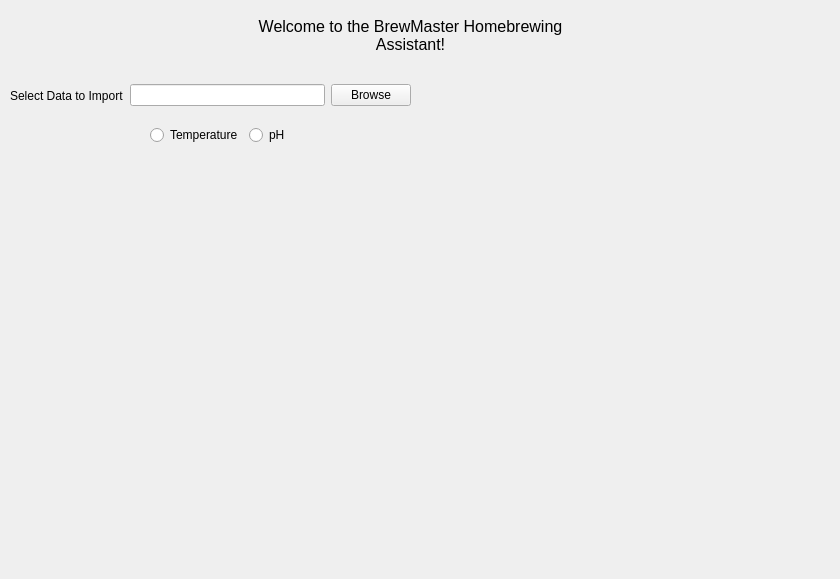
The window that gui/mainWindow.ui (colingibbons/Senior-Project) describes before a commit, drawn with Qt 5.
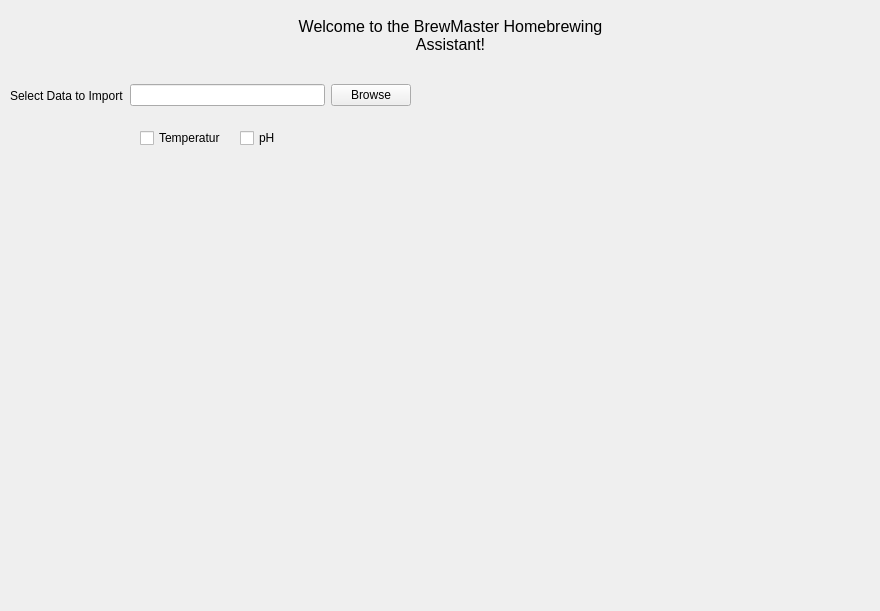
The same window after the commit. Custom widgets are drawn as their Qt base class.

Commit message: Graphs are loading and switching, geometry is a little funky, working on that

The edit to the form file:
```diff
--- a/gui/mainWindow.ui
+++ b/gui/mainWindow.ui
@@ -6,8 +6,8 @@
    <rect>
     <x>0</x>
     <y>0</y>
-    <width>840</width>
-    <height>579</height>
+    <width>880</width>
+    <height>611</height>
    </rect>
   </property>
   <property name="windowTitle">
@@ -17,7 +17,7 @@
    <widget class="QLabel" name="label">
     <property name="geometry">
      <rect>
-      <x>210</x>
+      <x>250</x>
       <y>0</y>
       <width>401</width>
       <height>71</height>
@@ -56,54 +56,63 @@
      </item>
     </layout>
    </widget>
-   <widget class="QWidget" name="horizontalLayoutWidget_3">
+   <widget class="SliceWidget" name="plotWidget" native="true">
     <property name="geometry">
      <rect>
-      <x>150</x>
-      <y>120</y>
-      <width>161</width>
-      <height>31</height>
+      <x>60</x>
+      <y>170</y>
+      <width>601</width>
+      <height>411</height>
      </rect>
     </property>
-    <layout class="QHBoxLayout" name="horizontalLayout_3">
-     <item>
-      <widget class="QRadioButton" name="tempButton">
-       <property name="text">
-        <string>Temperature</string>
-       </property>
-      </widget>
-     </item>
-     <item>
-      <widget class="QRadioButton" name="pHButton">
-       <property name="text">
-        <string>pH</string>
-       </property>
-      </widget>
-     </item>
-    </layout>
+    <property name="mouseTracking">
+     <bool>false</bool>
+    </property>
+    <property name="tabletTracking">
+     <bool>false</bool>
+    </property>
    </widget>
-   <widget class="QWidget" name="plotWidget" native="true">
+   <widget class="QCheckBox" name="pHButton">
     <property name="geometry">
      <rect>
-      <x>0</x>
-      <y>230</y>
-      <width>841</width>
-      <height>351</height>
+      <x>240</x>
+      <y>130</y>
+      <width>81</width>
+      <height>16</height>
      </rect>
     </property>
-    <widget class="QWidget" name="graphWidget" native="true">
-     <property name="geometry">
-      <rect>
-       <x>10</x>
-       <y>-50</y>
-       <width>491</width>
-       <height>371</height>
-      </rect>
-     </property>
-    </widget>
+    <property name="text">
+     <string>pH</string>
+    </property>
    </widget>
+   <widget class="QCheckBox" name="temperatureButton">
+    <property name="geometry">
+     <rect>
+      <x>140</x>
+      <y>130</y>
+      <width>81</width>
+      <height>16</height>
+     </rect>
+    </property>
+    <property name="text">
+     <string>Temperature</string>
+    </property>
+   </widget>
+   <zorder>label</zorder>
+   <zorder>horizontalLayoutWidget_2</zorder>
+   <zorder>pHButton</zorder>
+   <zorder>temperatureButton</zorder>
+   <zorder>plotWidget</zorder>
   </widget>
  </widget>
+ <customwidgets>
+  <customwidget>
+   <class>SliceWidget</class>
+   <extends>QWidget</extends>
+   <header>gui/sliceWidget.h</header>
+   <container>1</container>
+  </customwidget>
+ </customwidgets>
  <resources/>
  <connections/>
 </ui>
```
The commit also changes 3 other files.
